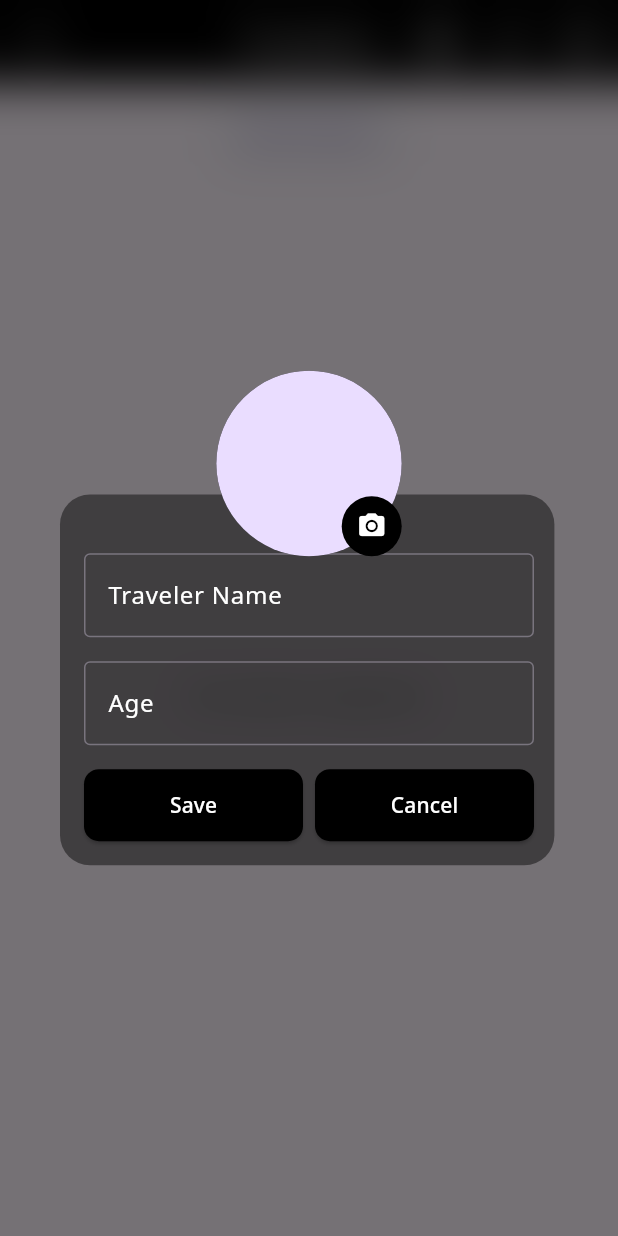
After one commit to Siiki-89/my_travels, a Flutter app: the TravelersPage screen opened by its route, after a tap on "Add Traveler", on a phone screen of 412 x 824 dp. The commit adds this screen. Run offline on Flutter 3.47's test engine with Material 3 defaults, Android fonts, the phone set to English and light mode, and no system bars; our stand-ins replace flutter_dotenv, geolocator, google_fonts, google_maps_flutter, image_cropper, image_picker and 2 more; missing offline and left inert: flutter_polyline_points; accounts and stored records are empty.

Commit message:
create dialog add traveler

```diff
--- a/my_travels/lib/presentation/pages/create_travel_page.dart
+++ b/my_travels/lib/presentation/pages/create_travel_page.dart
@@ -39,7 +39,7 @@ class CreateTravelPage extends StatelessWidget {
                       child: providerTravel.coverImage == null
                           ? const Icon(Icons.add_a_photo, size: 48, color: Colors.black)
                           : null,
-                      height: providerTravel.coverImage != null ? 300 : 150,
+                      height: providerTravel.coverImage != null || providerTravel.coverImage == '' ? 300 : 150,
                       width: double.infinity,
 
                       decoration: providerTravel.coverImage != null ? BoxDecoration(
@@ -50,12 +50,9 @@ class CreateTravelPage extends StatelessWidget {
                         boxShadow: [
                           BoxShadow(
                             color: Colors.grey.shade300,
-                            // Shadow color with opacity
                             spreadRadius: 5,
-                            // How much the shadow spreads
                             blurRadius: 10,
-                            // How blurry the shadow is
-                            offset: Offset(0, 5), // Shadow offset (x, y)
+                            offset: Offset(0, 5),
                           ),
                         ],
                         image: providerTravel.coverImage != null
@@ -173,7 +170,7 @@ class CreateTravelPage extends StatelessWidget {
                                 showDialog(
                                   context: context,
                                   builder: (BuildContext dialogContext) {
-                                    return const CreateTravelerDialog();
+                                    return const CreateSelectTravelerDialog();
                                   },
                                 );
                               },
--- a/my_travels/lib/presentation/pages/travelers_page.dart
+++ b/my_travels/lib/presentation/pages/travelers_page.dart
@@ -2,6 +2,7 @@ import 'package:flutter/material.dart';
 import 'package:my_travels/data/entities/traveler.dart';
 import 'package:my_travels/l10n/app_localizations.dart';
 import 'package:my_travels/presentation/provider/traveler_provider.dart';
+import 'package:my_travels/presentation/widgets/traveler_create_dialog.dart';
 import 'package:my_travels/presentation/widgets/traveler_form_input.dart';
 import 'package:my_travels/presentation/widgets/traveler_list_item.dart';
 import 'package:provider/provider.dart';
@@ -41,6 +42,17 @@ class TravelersPage extends StatelessWidget {
         padding: const EdgeInsets.all(8.0),
         child: Column(
           children: [
+            ElevatedButton(
+              onPressed: () {
+                showDialog(
+                  context: context,
+                  builder: (BuildContext dialogContext) {
+                    return CreateAddTrevelerDialog();
+                  },
+                );
+              },
+              child: Text(appLocalizations.addTraveler),
+            ),
             if (travelerProvider.optionNow == 'add' ||
                 travelerProvider.editingId != null)
               const TravelerFormInput(),
--- a/my_travels/lib/presentation/provider/traveler_provider.dart
+++ b/my_travels/lib/presentation/provider/traveler_provider.dart
@@ -7,6 +7,8 @@ import 'package:my_travels/l10n/app_localizations.dart';
 class TravelerProvider with ChangeNotifier {
   final TravelerRepository _repository = TravelerRepository();
   final TextEditingController titleController = TextEditingController();
+  final TextEditingController nameController = TextEditingController();
+  final TextEditingController ageController = TextEditingController();
 
   String _name = '';
   int? _age;
--- a/my_travels/lib/presentation/widgets/select_traveler_dialog.dart
+++ b/my_travels/lib/presentation/widgets/select_traveler_dialog.dart
@@ -5,8 +5,8 @@ import 'package:my_travels/presentation/provider/traveler_provider.dart';
 import 'package:my_travels/presentation/styles/app_button_styles.dart';
 import 'package:provider/provider.dart';
 
-class CreateTravelerDialog extends StatelessWidget {
-  const CreateTravelerDialog({super.key});
+class CreateSelectTravelerDialog extends StatelessWidget {
+  const CreateSelectTravelerDialog({super.key});
 
   @override
   Widget build(BuildContext context) {
--- /dev/null
+++ b/my_travels/lib/presentation/widgets/traveler_create_dialog.dart
@@ -0,0 +1,140 @@
+import 'dart:io';
+import 'dart:ui';
+import 'package:flutter/material.dart';
+import 'package:image_picker/image_picker.dart';
+import 'package:my_travels/presentation/styles/app_button_styles.dart';
+import 'package:provider/provider.dart';
+import 'package:my_travels/presentation/provider/traveler_provider.dart';
+
+class CreateAddTrevelerDialog extends StatelessWidget {
+  const CreateAddTrevelerDialog({super.key});
+
+  @override
+  Widget build(BuildContext context) {
+    final travelerProvider = context.watch<TravelerProvider>();
+    final size = MediaQuery.of(context).size;
+
+    return Dialog(
+      backgroundColor: Colors.transparent,
+      elevation: 0,
+      child: SizedBox(
+        height: size.height * 0.4,
+        child: Stack(
+          children: [
+            Positioned(
+              top: (size.height * 0.2) / 2,
+              child: BackdropFilter(
+                filter: ImageFilter.blur(sigmaX: 15, sigmaY: 15),
+                child: Container(
+                  width: size.width * 0.8,
+                  height: size.height * 0.3,
+                  decoration: BoxDecoration(
+                    color: Colors.black45,
+                    borderRadius: BorderRadius.circular(20),
+                  ),
+                ),
+              ),
+            ),
+            Align(
+              alignment: Alignment.bottomCenter,
+              child: Padding(
+                padding: const EdgeInsets.all(16.0),
+                child: Column(
+                  mainAxisSize: MainAxisSize.min,
+                  children: [
+                    TextFormField(
+                      controller: travelerProvider.nameController,
+                      decoration: InputDecoration(
+                        labelText: 'Traveler Name',
+                        labelStyle: TextStyle(color: Colors.white),
+                        border: OutlineInputBorder(),
+                      ),
+                    ),
+                    const SizedBox(height: 16),
+                    TextFormField(
+                      keyboardType: TextInputType.number,
+                      controller: travelerProvider.ageController,
+                      decoration: InputDecoration(
+                        labelText: 'Age',
+
+                        labelStyle: TextStyle(color: Colors.white),
+                        border: OutlineInputBorder(),
+                      ),
+                    ),
+                                        const SizedBox(height: 16),
+
+                    Row(
+                      children: [
+                        Expanded(
+                          child: ElevatedButton(
+                            onPressed: () {
+                              travelerProvider.addTraveler();
+                              Navigator.of(context).pop();
+                            },
+                            child: Text('Save', style: TextStyle(color: Colors.white)),
+                            style: AppButtonStyles.primaryButtonStyle,
+                          ),
+                        ),
+                        const SizedBox(width: 8),
+                        Expanded( child: ElevatedButton(
+                          onPressed: () => Navigator.of(context).pop(),
+                          child: Text('Cancel', style: TextStyle(color: Colors.white)),
+                          style: AppButtonStyles.primaryButtonStyle,
+                        ),
+                        ),
+                      ],
+                    ),
+                  ],
+                ),
+              ),
+            ),
+            Align(
+              alignment: Alignment.topCenter,
+              child: Container(
+                height: size.height * 0.15,
+                width: size.height * 0.15,
+                decoration: const ShapeDecoration(
+                  shape: CircleBorder(),
+                  color: Colors.black,
+                ),
+                child: InkWell(
+                  onTap: () async =>
+                      await _pickImageFromGallery(travelerProvider),
+                  customBorder: const CircleBorder(),
+                  child: CircleAvatar(
+                    backgroundImage: travelerProvider.selectedImage != null
+                        ? FileImage(travelerProvider.selectedImage!)
+                        : null,
+                    child: Align(
+                      alignment: Alignment.bottomRight,
+                      child: CircleAvatar(
+                        backgroundColor: Colors.black,
+                        radius: 20.0,
+                        child: const Icon(
+                          Icons.camera_alt,
+                          size: 20.0,
+                          color: Colors.white,
+                        ),
+                      ),
+                    ),
+                  ),
+                ),
+              ),
+            ),
+          ],
+        ),
+      ),
+    );
+  }
+
+  Future<void> _pickImageFromGallery(TravelerProvider provider) async {
+    final pickedFile = await ImagePicker().pickImage(
+      source: ImageSource.gallery,
+    );
+    if (pickedFile != null) {
+      provider.setImage(File(pickedFile.path));
+    } else {
+      provider.setImage(null);
+    }
+  }
+}
```
